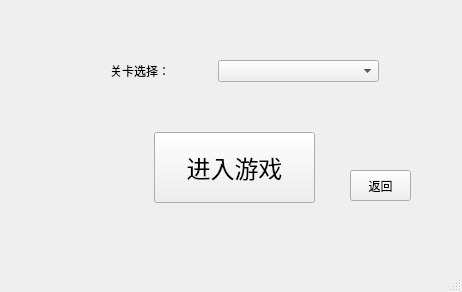
Above: Bejeweled/cstageselectdlg.ui from Paitesanshi/Data-Structure-Project before the change. Below: the same form after it.
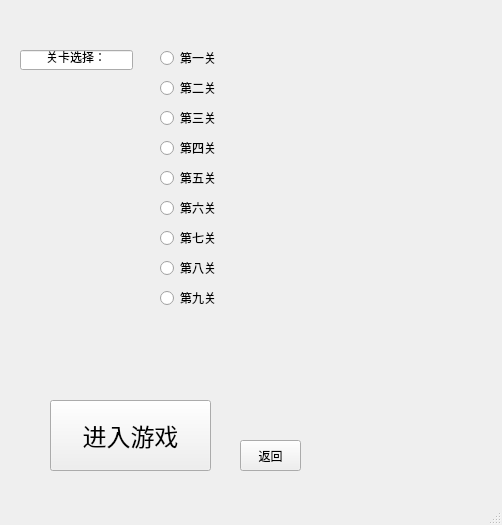
That is the form after the change.

Patch:
```diff
--- a/Bejeweled/cstageselectdlg.ui
+++ b/Bejeweled/cstageselectdlg.ui
@@ -6,42 +6,19 @@
    <rect>
     <x>0</x>
     <y>0</y>
-    <width>462</width>
-    <height>292</height>
+    <width>502</width>
+    <height>525</height>
    </rect>
   </property>
   <property name="windowTitle">
    <string>MainWindow</string>
   </property>
   <widget class="QWidget" name="centralwidget">
-   <widget class="QComboBox" name="comboBox">
-    <property name="geometry">
-     <rect>
-      <x>218</x>
-      <y>60</y>
-      <width>161</width>
-      <height>22</height>
-     </rect>
-    </property>
-   </widget>
-   <widget class="QLabel" name="label">
-    <property name="geometry">
-     <rect>
-      <x>110</x>
-      <y>60</y>
-      <width>81</width>
-      <height>21</height>
-     </rect>
-    </property>
-    <property name="text">
-     <string>关卡选择：</string>
-    </property>
-   </widget>
    <widget class="QPushButton" name="pushButton">
     <property name="geometry">
      <rect>
-      <x>154</x>
-      <y>132</y>
+      <x>50</x>
+      <y>400</y>
       <width>161</width>
       <height>71</height>
      </rect>
@@ -59,8 +36,8 @@
    <widget class="QPushButton" name="pushButton_2">
     <property name="geometry">
      <rect>
-      <x>350</x>
-      <y>170</y>
+      <x>240</x>
+      <y>440</y>
       <width>61</width>
       <height>31</height>
      </rect>
@@ -69,6 +46,145 @@
      <string>返回</string>
     </property>
    </widget>
+   <widget class="QRadioButton" name="radioButton">
+    <property name="geometry">
+     <rect>
+      <x>160</x>
+      <y>50</y>
+      <width>89</width>
+      <height>16</height>
+     </rect>
+    </property>
+    <property name="text">
+     <string>第一关</string>
+    </property>
+   </widget>
+   <widget class="QRadioButton" name="radioButton_2">
+    <property name="geometry">
+     <rect>
+      <x>160</x>
+      <y>80</y>
+      <width>89</width>
+      <height>16</height>
+     </rect>
+    </property>
+    <property name="text">
+     <string>第二关</string>
+    </property>
+   </widget>
+   <widget class="QRadioButton" name="radioButton_3">
+    <property name="geometry">
+     <rect>
+      <x>160</x>
+      <y>110</y>
+      <width>89</width>
+      <height>16</height>
+     </rect>
+    </property>
+    <property name="text">
+     <string>第三关</string>
+    </property>
+   </widget>
+   <widget class="QRadioButton" name="radioButton_4">
+    <property name="geometry">
+     <rect>
+      <x>160</x>
+      <y>140</y>
+      <width>89</width>
+      <height>16</height>
+     </rect>
+    </property>
+    <property name="text">
+     <string>第四关</string>
+    </property>
+   </widget>
+   <widget class="QRadioButton" name="radioButton_5">
+    <property name="geometry">
+     <rect>
+      <x>160</x>
+      <y>170</y>
+      <width>89</width>
+      <height>16</height>
+     </rect>
+    </property>
+    <property name="text">
+     <string>第五关</string>
+    </property>
+   </widget>
+   <widget class="QRadioButton" name="radioButton_6">
+    <property name="geometry">
+     <rect>
+      <x>160</x>
+      <y>200</y>
+      <width>89</width>
+      <height>16</height>
+     </rect>
+    </property>
+    <property name="text">
+     <string>第六关</string>
+    </property>
+   </widget>
+   <widget class="QRadioButton" name="radioButton_7">
+    <property name="geometry">
+     <rect>
+      <x>160</x>
+      <y>230</y>
+      <width>89</width>
+      <height>16</height>
+     </rect>
+    </property>
+    <property name="text">
+     <string>第七关</string>
+    </property>
+   </widget>
+   <widget class="QRadioButton" name="radioButton_8">
+    <property name="geometry">
+     <rect>
+      <x>160</x>
+      <y>260</y>
+      <width>89</width>
+      <height>16</height>
+     </rect>
+    </property>
+    <property name="text">
+     <string>第八关</string>
+    </property>
+   </widget>
+   <widget class="QRadioButton" name="radioButton_9">
+    <property name="geometry">
+     <rect>
+      <x>160</x>
+      <y>290</y>
+      <width>89</width>
+      <height>16</height>
+     </rect>
+    </property>
+    <property name="text">
+     <string>第九关</string>
+    </property>
+   </widget>
+   <widget class="QLineEdit" name="lineEdit">
+    <property name="geometry">
+     <rect>
+      <x>20</x>
+      <y>50</y>
+      <width>113</width>
+      <height>20</height>
+     </rect>
+    </property>
+    <property name="layoutDirection">
+     <enum>Qt::LeftToRight</enum>
+    </property>
+    <property name="text">
+     <string>关卡选择：</string>
+    </property>
+    <property name="alignment">
+     <set>Qt::AlignCenter</set>
+    </property>
+    <property name="readOnly">
+     <bool>true</bool>
+    </property>
+   </widget>
   </widget>
   <widget class="QMenuBar" name="menubar">
    <property name="geometry">
```
Left out of the diff: 2 changed lines with no effect on the pictures.
